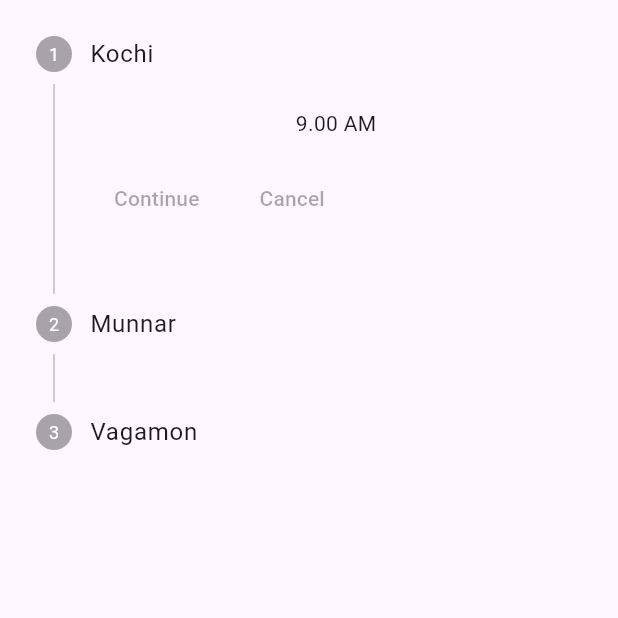
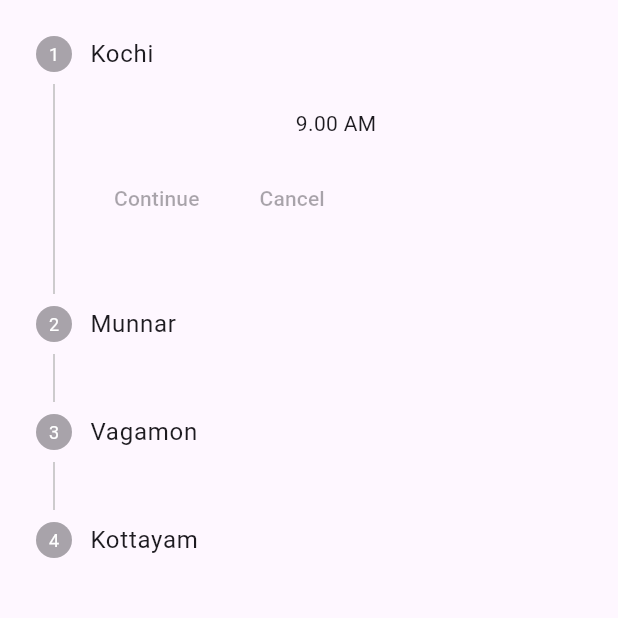
Before and after one commit to abhilal03/Login_Front_End, a Flutter app: the StatusPage screen opened directly, on a phone screen of 412 x 824 dp, the top half of it. Run offline on Flutter 3.47's test engine with Material 3 defaults, Android fonts, the phone set to English and light mode, and no system bars; our stand-ins replace geocoding, geolocator, google_fonts.

Commit message:
schedule added one more

```diff
--- a/lib/pages/home.dart
+++ b/lib/pages/home.dart
@@ -7,28 +7,7 @@ import 'package:tourism/pallete.dart';
 
 class HomePage extends StatelessWidget {
   const HomePage({Key? key}) : super(key: key);
-  List<Step> stepList() => [
-        const Step(
-            title: Text('Kochi'),
-            content: Center(
-              child: Text('9.00 AM'),
-            )),
-        const Step(
-            title: Text('Munnar'),
-            content: Center(
-              child: Text('1.00 PM'),
-            )),
-        const Step(
-            title: Text('Kottayam'),
-            content: Center(
-              child: Text('8.00 PM'),
-            )),
-        const Step(
-            title: Text('Vagamon'),
-            content: Center(
-              child: Text('9.00 PM'),
-            )),
-      ];
+
   @override
   Widget build(BuildContext context) {
     return MaterialApp(
--- a/lib/pages/status.dart
+++ b/lib/pages/status.dart
@@ -1,22 +1,36 @@
 import 'package:flutter/material.dart';
-
 
 class StatusPage extends StatefulWidget {
   const StatusPage({Key? key}) : super(key: key);
 
   @override
-
   _MyHomePageState createState() => _MyHomePageState();
 }
 
 class _MyHomePageState extends State<StatusPage> {
-
 // Here we have created list of steps that
 // are required to complete the form
   List<Step> stepList() => [
-		const Step(title: Text('Kochi'), content: Center(child: Text('9.00 AM'),)),
-		const Step(title: Text('Munnar'), content: Center(child: Text('1.00 PM'),)),
-		const Step(title: Text('Vagamon'), content: Center(child: Text('9.00 PM'),))
+        const Step(
+            title: Text('Kochi'),
+            content: Center(
+              child: Text('9.00 AM'),
+            )),
+        const Step(
+            title: Text('Munnar'),
+            content: Center(
+              child: Text('1.00 PM'),
+            )),
+        const Step(
+            title: Text('Vagamon'),
+            content: Center(
+              child: Text('9.00 PM'),
+            )),
+        const Step(
+            title: Text('Kottayam'),
+            content: Center(
+              child: Text('10.00 PM'),
+            )),
       ];
   @override
   Widget build(BuildContext context) {
@@ -24,7 +38,6 @@ Widget build(BuildContext context) {
         // Here we have initialized the stepper widget
         body: Stepper(
       steps: stepList(),
-	)
-	);
+    ));
   }
 }
```
Also changed, not shown: 2 other files. Lines whose indentation alone changed are shown as unchanged.
